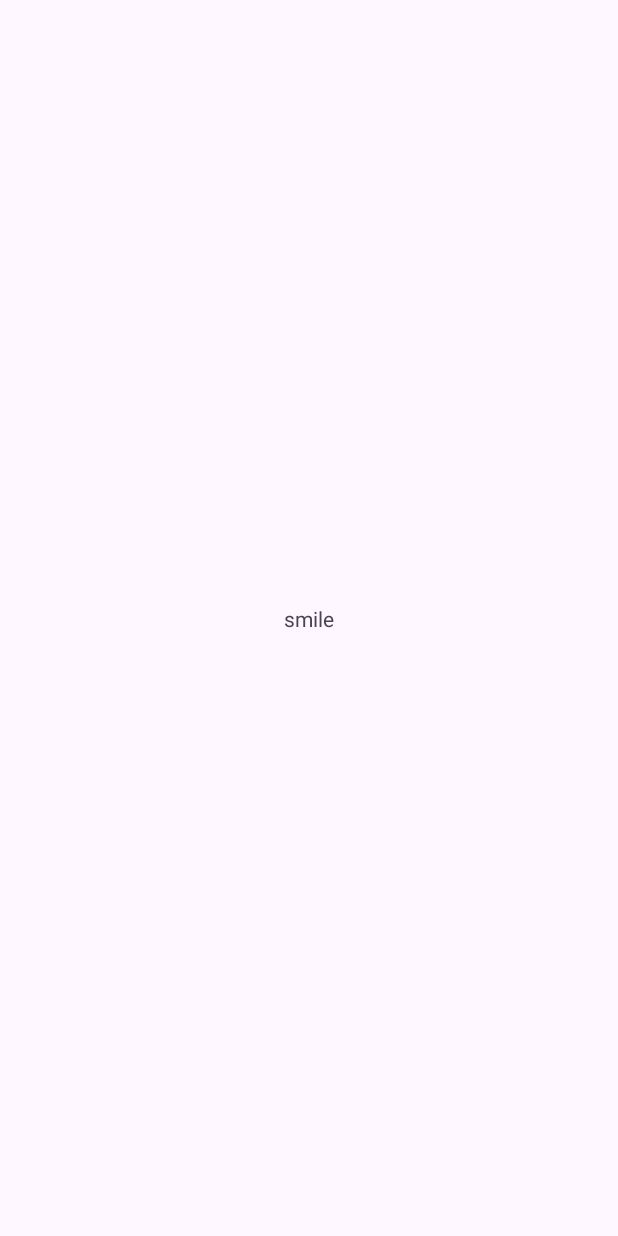
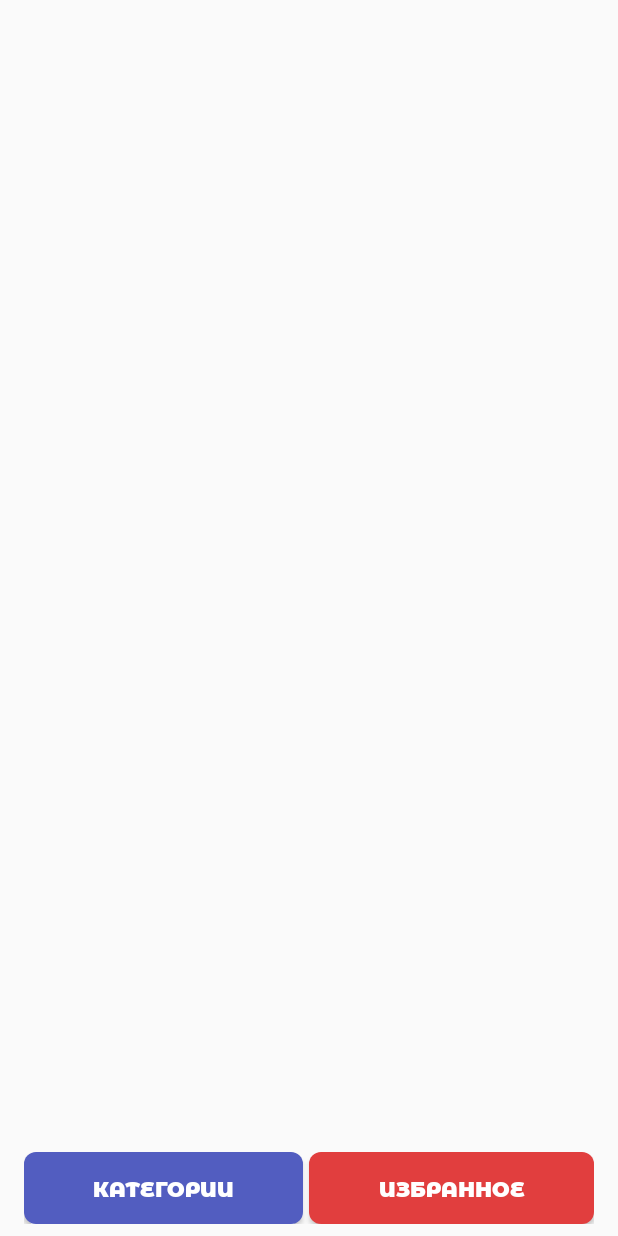
Before and after one commit to fhntva/ASEucationalProject, an Android app: the screen it shows after launch (MainActivity), on a phone screen of 412 x 824 dp. Before the commit the screen is almost empty. Run offline under Robolectric (Android 15) with nearby library versions, the phone set to English and light mode, and no system bars; 2 statements that could not run were skipped.

Commit message:
RA03 2 buttons without nothing

```diff
--- a/app/build.gradle.kts
+++ b/app/build.gradle.kts
@@ -33,9 +33,15 @@ android {
     kotlinOptions {
         jvmTarget = "11"
     }
+
+    buildFeatures{
+        viewBinding = true
+    }
+
 }
 
 dependencies {
+    val fragment_version = "1.8.6"
 
     implementation(libs.androidx.core.ktx)
     implementation(libs.androidx.appcompat)
@@ -45,4 +51,8 @@ dependencies {
     testImplementation(libs.junit)
     androidTestImplementation(libs.androidx.junit)
     androidTestImplementation(libs.androidx.espresso.core)
+    // Java language implementation
+    implementation("androidx.fragment:fragment:$fragment_version")
+    // Kotlin
+    implementation("androidx.fragment:fragment-ktx:$fragment_version")
 }
--- a/app/src/main/java/com/example/aseducationalproject/MainActivity.kt
+++ b/app/src/main/java/com/example/aseducationalproject/MainActivity.kt
@@ -5,18 +5,33 @@ import androidx.activity.enableEdgeToEdge
 import androidx.appcompat.app.AppCompatActivity
 import androidx.core.view.ViewCompat
 import androidx.core.view.WindowInsetsCompat
+import androidx.fragment.app.Fragment
+import com.example.aseducationalproject.databinding.ActivityMainBinding
 
 class MainActivity : AppCompatActivity() {
+    // что за метод onCreate()?
+    //что? Реализовать фон основного лейаута в соответствии с цветом макет
+    //Стилизовать кнопки, вынести в стили оформление текста кнопок.
+    //7 туда же
+
+
+    private lateinit var binding: ActivityMainBinding
     override fun onCreate(savedInstanceState: Bundle?) {
         super.onCreate(savedInstanceState)
+        // обращение по разметке
+        binding = ActivityMainBinding.inflate(layoutInflater)
+        setContentView(binding.root)
+        //
         enableEdgeToEdge()
         setContentView(R.layout.activity_main)
         ViewCompat.setOnApplyWindowInsetsListener(findViewById(R.id.main)) { v, insets ->
             val systemBars = insets.getInsets(WindowInsetsCompat.Type.systemBars())
             v.setPadding(systemBars.left, systemBars.top, systemBars.right, systemBars.bottom)
             insets
-            //love you
-            //как ты меня заебала хуйня
+
         }
+        class ExampleFragment : Fragment(R.layout.activity_main)
+
+
     }
 }
--- /dev/null
+++ b/app/src/main/res/drawable/round_button_left_main_menu.xml
@@ -0,0 +1,7 @@
+<?xml version="1.0" encoding="utf-8"?>
+<shape xmlns:android="http://schemas.android.com/apk/res/android">
+
+    <corners android:radius="8dp" />
+    <solid android:color="#525DC0" />
+
+</shape>
--- /dev/null
+++ b/app/src/main/res/drawable/round_button_right_main_menu.xml
@@ -0,0 +1,7 @@
+<?xml version="1.0" encoding="utf-8"?>
+<shape xmlns:android="http://schemas.android.com/apk/res/android">
+
+    <corners android:radius="8dp" />
+    <solid android:color="#E13E3E" />
+
+</shape>
--- a/app/src/main/res/layout/activity_main.xml
+++ b/app/src/main/res/layout/activity_main.xml
@@ -1,5 +1,6 @@
 <?xml version="1.0" encoding="utf-8"?>
-<androidx.constraintlayout.widget.ConstraintLayout xmlns:android="http://schemas.android.com/apk/res/android"
+<androidx.constraintlayout.widget.ConstraintLayout
+    xmlns:android="http://schemas.android.com/apk/res/android"
     xmlns:app="http://schemas.android.com/apk/res-auto"
     xmlns:tools="http://schemas.android.com/tools"
     android:id="@+id/main"
@@ -7,13 +8,60 @@
     android:layout_height="match_parent"
     tools:context=".MainActivity">
 
-    <TextView
-        android:layout_width="wrap_content"
+
+
+
+    <!-- res/layout/example_activity.xml -->
+
+
+    <androidx.fragment.app.FragmentContainerView
+        android:id="@+id/fragment_container_view"
+        android:layout_width="300dp"
+        android:layout_height="350dp"
+        android:layout_marginBottom="364dp"
+        app:layout_constraintBottom_toTopOf="@+id/linearLayout"
+        app:layout_constraintEnd_toEndOf="parent"
+        app:layout_constraintStart_toStartOf="parent"
+
+        />
+
+    <LinearLayout
+        android:id="@+id/linearLayout"
+        android:layout_width="match_parent"
         android:layout_height="wrap_content"
-        android:text="smile"
+        android:layout_marginHorizontal="16dp"
+        android:layout_marginBottom="8dp"
+        android:orientation="horizontal"
         app:layout_constraintBottom_toBottomOf="parent"
         app:layout_constraintEnd_toEndOf="parent"
-        app:layout_constraintStart_toStartOf="parent"
-        app:layout_constraintTop_toTopOf="parent" />
+        app:layout_constraintStart_toStartOf="parent">
+
+
+        <Button
+            android:id="@+id/button444"
+            android:layout_width="wrap_content"
+            android:layout_height="wrap_content"
+            android:layout_marginEnd="4dp"
+            android:layout_weight="1"
+            android:background="@drawable/round_button_left_main_menu"
+            android:fontFamily="@font/montserratalternates_black"
+            android:text="Категории"
+            android:textColor="@color/white" />
+
+        <Button
+            android:id="@+id/button234324"
+            android:layout_width="wrap_content"
+            android:layout_height="wrap_content"
+            android:layout_weight="1"
+            android:background="@drawable/round_button_right_main_menu"
+            android:fontFamily="@font/montserratalternates_black"
+            android:text="Избранное"
+            android:textColor="@color/white"
+            app:layout_constraintBottom_toBottomOf="parent"
+            app:layout_constraintEnd_toEndOf="parent" />
+
+
+    </LinearLayout>
+
 
 </androidx.constraintlayout.widget.ConstraintLayout>
--- a/app/src/main/res/values-night/themes.xml
+++ b/app/src/main/res/values-night/themes.xml
@@ -1,6 +1,6 @@
 <resources xmlns:tools="http://schemas.android.com/tools">
     <!-- Base application theme. -->
-    <style name="Base.Theme.ASEducationalProject" parent="Theme.Material3.DayNight.NoActionBar">
+    <style name="Base.Theme.ASEducationalProject" parent="Theme.AppCompat.Light.NoActionBar">
         <!-- Customize your dark theme here. -->
         <!-- <item name="colorPrimary">@color/my_dark_primary</item> -->
     </style>
--- a/app/src/main/res/values/strings.xml
+++ b/app/src/main/res/values/strings.xml
@@ -1,3 +1,5 @@
 <resources>
     <string name="app_name">AS educational project</string>
+    <!-- TODO: Remove or change this placeholder text -->
+    <string name="hello_blank_fragment">Hello blank fragment</string>
 </resources>
--- a/app/src/main/res/values/themes.xml
+++ b/app/src/main/res/values/themes.xml
@@ -1,6 +1,6 @@
 <resources xmlns:tools="http://schemas.android.com/tools">
     <!-- Base application theme. -->
-    <style name="Base.Theme.ASEducationalProject" parent="Theme.Material3.DayNight.NoActionBar">
+    <style name="Base.Theme.ASEducationalProject" parent="Theme.AppCompat.Light.NoActionBar">
         <!-- Customize your light theme here. -->
         <!-- <item name="colorPrimary">@color/my_light_primary</item> -->
     </style>
```
Also changed, not shown: app/src/main/res/font/montserratalternates_black.ttf (added), app/src/main/res/font/montserratalternates_light.ttf (added).
